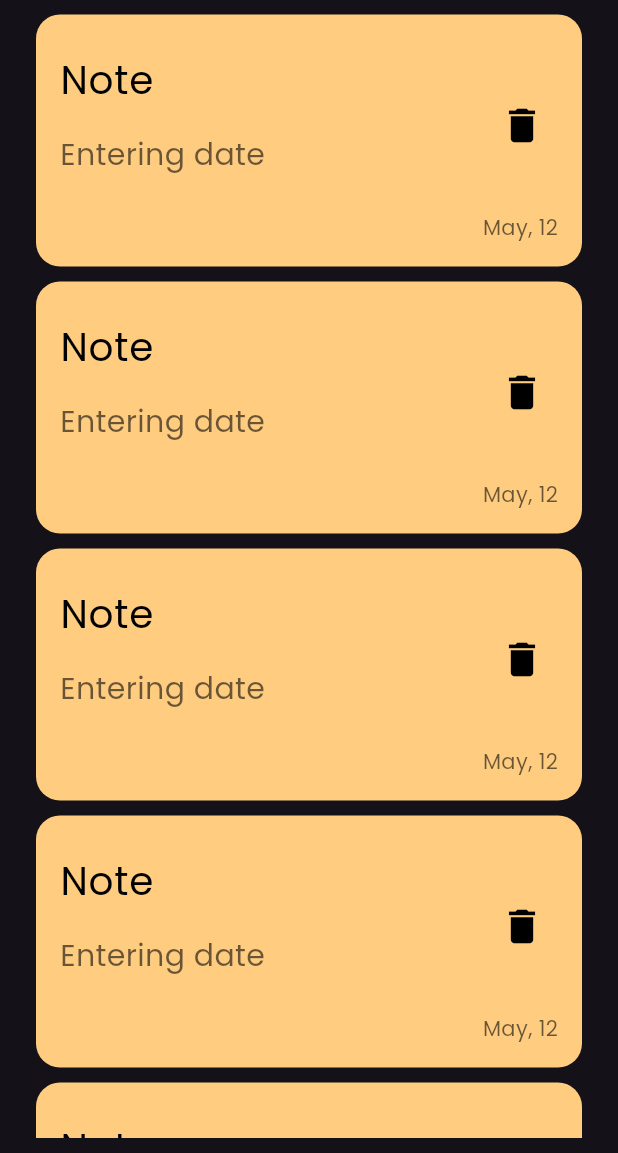
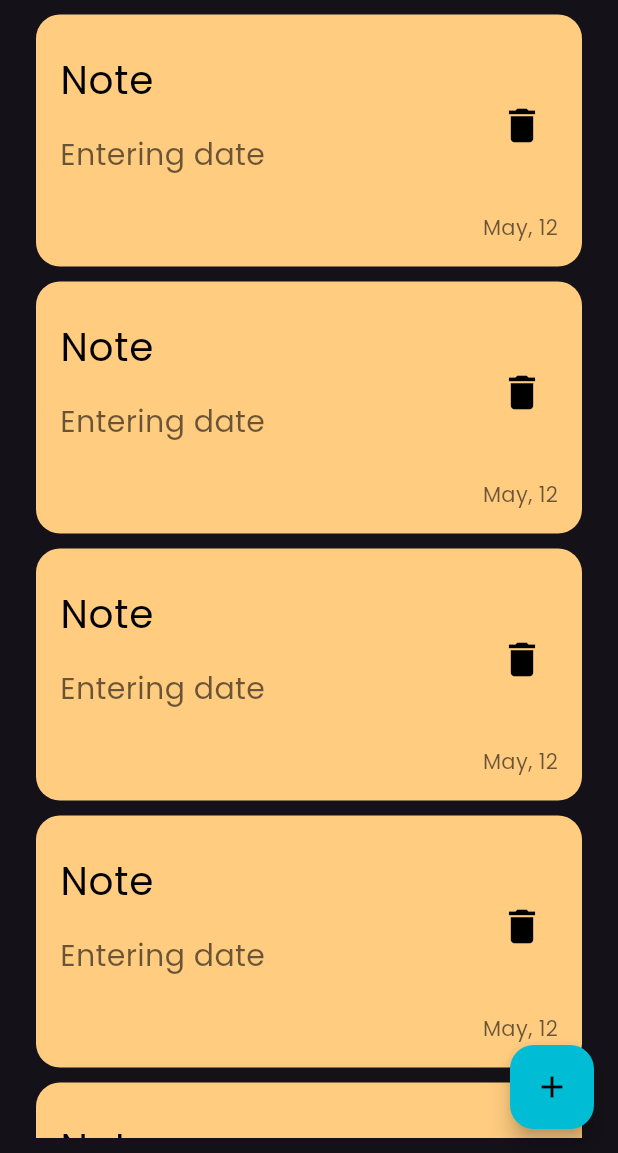
Before and after one commit to MuhammedAli21/notes_app, a Flutter app: the screen it shows after launch, on a phone screen of 412 x 824 dp, the part 83-1236 px from its top. Run offline on Flutter 3.47's test engine with Material 3 defaults, Android fonts, the phone set to English and light mode, and no system bars.

Commit message:
add floating action button

```diff
--- a/lib/views/home_page.dart
+++ b/lib/views/home_page.dart
@@ -7,6 +7,15 @@ class HomePage extends StatelessWidget {
 
   @override
   Widget build(BuildContext context) {
-    return SafeArea(child: Scaffold(body: NotesViewBody()));
+    return SafeArea(
+      child: Scaffold(
+        body: NotesViewBody(),
+        floatingActionButton: FloatingActionButton(
+          onPressed: () {},
+          child: Icon(Icons.add, color: Colors.black),
+          backgroundColor: Colors.cyan,
+        ),
+      ),
+    );
   }
 }
```
